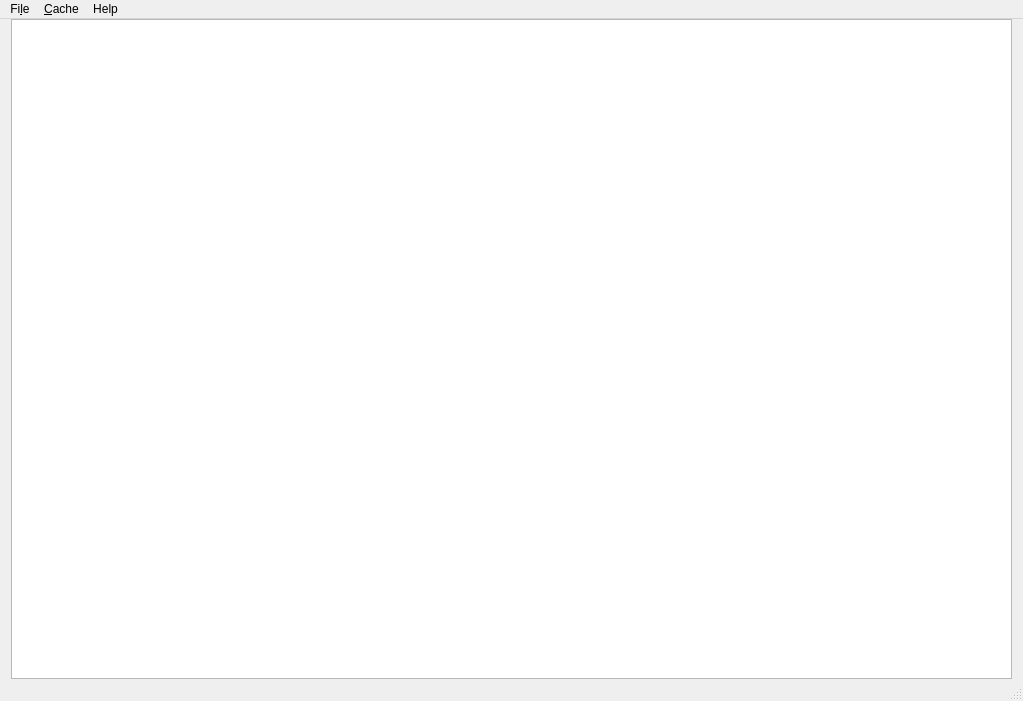
Above: iotpentool/gui/main_gui.ui from sarunasil/iotPenTool before the change. Below: the same form after it.
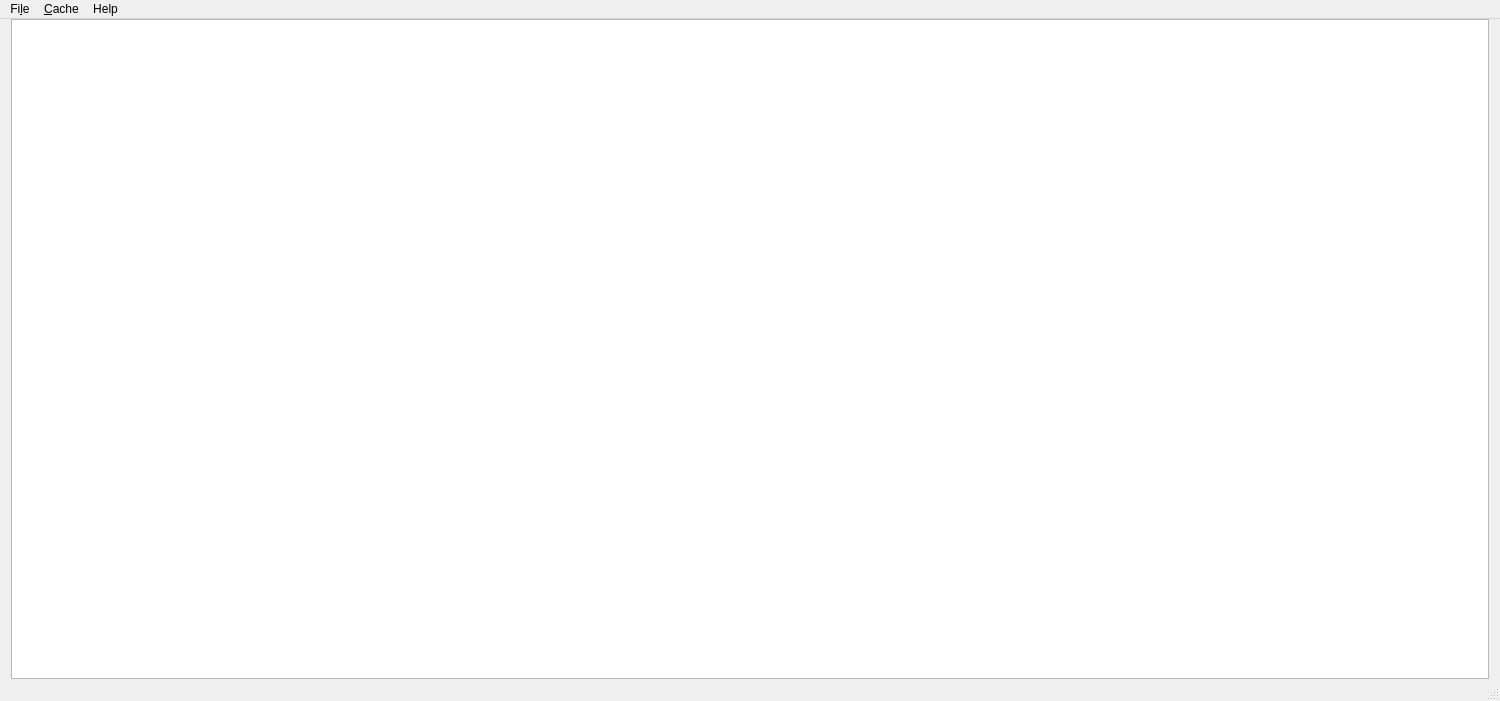
That is the form after the change.

Diff of the .ui file:
```diff
--- a/iotpentool/gui/main_gui.ui
+++ b/iotpentool/gui/main_gui.ui
@@ -6,7 +6,7 @@
    <rect>
     <x>0</x>
     <y>0</y>
-    <width>1023</width>
+    <width>1500</width>
     <height>701</height>
    </rect>
   </property>
@@ -117,7 +117,7 @@
     <rect>
      <x>0</x>
      <y>0</y>
-     <width>1023</width>
+     <width>1500</width>
      <height>22</height>
     </rect>
    </property>
```
